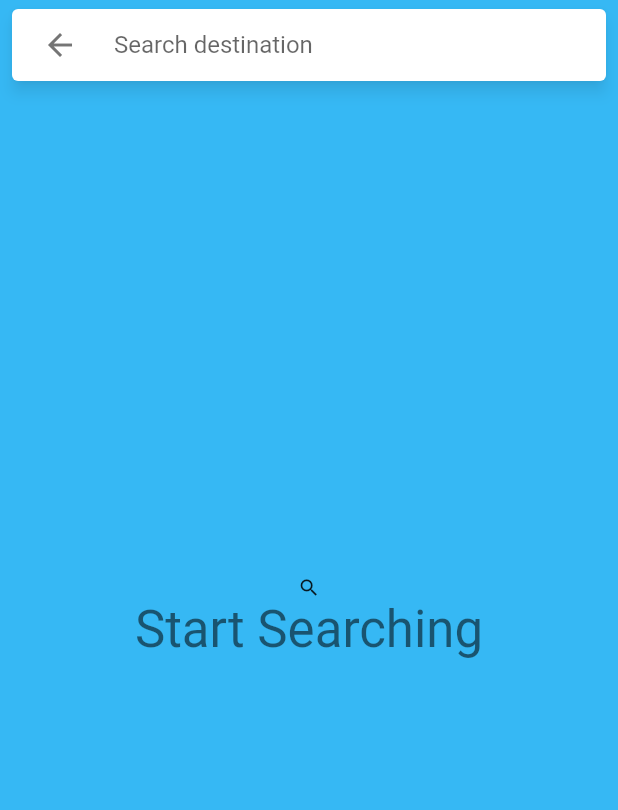
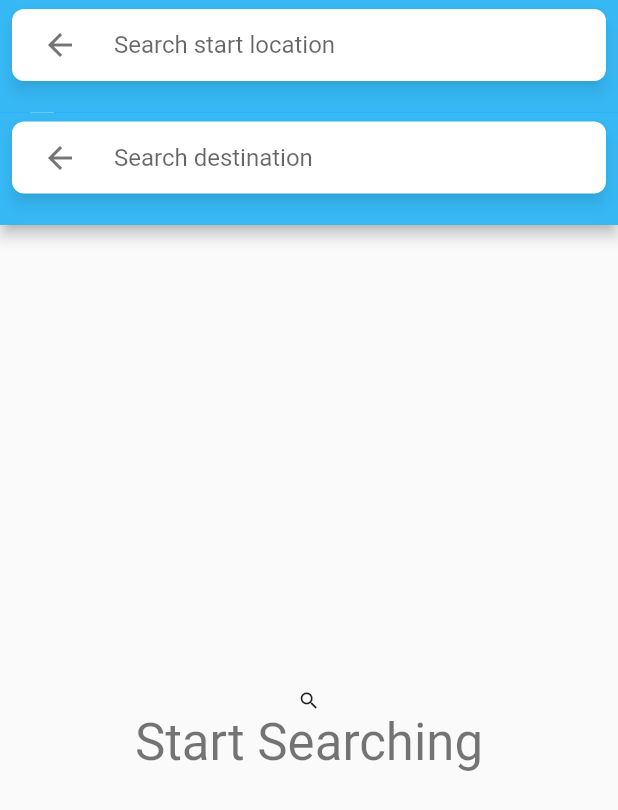
Before and after one commit to eeyla2/Final_year_projectt, a Flutter app: the DoubleSearchBarView screen opened by its route, on a phone screen of 412 x 824 dp. Shown: the top 810 px of the screen. Run offline on Flutter 3.47's test engine with Material 2 defaults, Android fonts, the phone set to English and light mode, and no system bars; drawn by our look-alikes of material_floating_search_bar; our stand-ins replace cloud_firestore, connectivity_plus, firebase_auth, firebase_core, flutter_spinkit, location and 2 more; missing offline and left inert: directed_graph; accounts and stored records are empty.

Commit message:
UI now has both search bars in a column

```diff
--- a/lib/views/maps/double_search_bar._view.dart
+++ b/lib/views/maps/double_search_bar._view.dart
@@ -156,30 +156,64 @@ class _DoubleSearchBarStateView extends State<DoubleSearchBarView> {
   @override
   Widget build(BuildContext context) {
     return Scaffold(
-      //appBar: AppBar(),
-      body: Column(
+      appBar: PreferredSize(
+        preferredSize: const Size.fromHeight(150),
+        child: AppBar(
+          toolbarHeight: 150,
+          actions: [
+            Column(
               mainAxisAlignment: MainAxisAlignment.end,
-        children: [
+              children: <Widget>[
                 Expanded(
                   child: Container(
                     height: double.infinity,
-              width:
-                  500.0, // change tomorrowwwwwwwwwwwwwwwwwwwwwwwwwwwwwwwwwwwwwwwwwww
+                    width: MediaQuery.of(context).size.height *
+                        0.5, // change tomorrowwwwwwwwwwwwwwwwwwwwwwwwwwwwwwwwwwwwwwwwwww
                     color: const Color.fromARGB(255, 54, 184, 244),
                     child: buildFloatingSearchBarStartLocation(context),
                   ),
                 ),
-          // Expanded(
-          //   child: Container(
-          //     height: double.infinity,
-          //     width:
-          //         500.0, // change tomorrowwwwwwwwwwwwwwwwwwwwwwwwwwwwwwwwwwwwwwwwwww
-          //     color: const Color.fromARGB(255, 54, 184, 244),
-          //     child: buildFloatingSearchBarDestination(context),
-          //   ),
-          // ),
+                Expanded(
+                  child: Container(
+                    height: double.infinity,
+                    width: MediaQuery.of(context).size.height *
+                        0.5, // change tomorrowwwwwwwwwwwwwwwwwwwwwwwwwwwwwwwwwwwwwwwwwww
+                    color: const Color.fromARGB(255, 54, 184, 244),
+                    child: buildFloatingSearchBarDestination(context),
+                  ),
+                ),
+              ],
+            )
           ],
         ),
+      ),
+      body: isSubmitted
+          ? SearchResultsListView(searchTerm: selectedTermStarting)
+          : const SearchResultsListView(searchTerm: null),
+
+      // body: Column(
+      //   mainAxisAlignment: MainAxisAlignment.end,
+      //   children: [
+      //     Expanded(
+      //       child: Container(
+      //         height: double.infinity,
+      //         width:
+      //             500.0, // change tomorrowwwwwwwwwwwwwwwwwwwwwwwwwwwwwwwwwwwwwwwwwww
+      //         color: const Color.fromARGB(255, 54, 184, 244),
+      //         child: buildFloatingSearchBarStartLocation(context),
+      //       ),
+      //     ),
+      //     // Expanded(
+      //     //   child: Container(
+      //     //     height: double.infinity,
+      //     //     width:
+      //     //         500.0, // change tomorrowwwwwwwwwwwwwwwwwwwwwwwwwwwwwwwwwwwwwwwwwww
+      //     //     color: const Color.fromARGB(255, 54, 184, 244),
+      //     //     child: buildFloatingSearchBarDestination(context),
+      //     //   ),
+      //     // ),
+      //   ],
+      // ),
     );
   }
 
@@ -192,7 +226,7 @@ class _DoubleSearchBarStateView extends State<DoubleSearchBarView> {
 
 //return a floating search bar
     return FloatingSearchBar(
-      hint: 'Search destination', // text shown inside search bar
+      hint: 'Search start location', // text shown inside search bar
       //all the characterstics of searchh bar
       scrollPadding: const EdgeInsets.only(top: 16, bottom: 56),
       transitionDuration: const Duration(milliseconds: 800),
@@ -200,8 +234,11 @@ class _DoubleSearchBarStateView extends State<DoubleSearchBarView> {
       physics: const BouncingScrollPhysics(),
       axisAlignment: isPortrait ? 0.0 : -1.0,
       openAxisAlignment: 0.0,
-      width: isPortrait ? 600 : 500,
+      width: MediaQuery.of(context).size.height * 0.5,
+      borderRadius: BorderRadius.circular(8),
+      //isPortrait ? 600 : 500,
       //height: double.infinity,
+      closeOnBackdropTap: true,
       debounceDelay: const Duration(milliseconds: 500),
       clearQueryOnClose: true, //check this again when needed
       controller: searchControllerStarting,
@@ -223,9 +260,9 @@ class _DoubleSearchBarStateView extends State<DoubleSearchBarView> {
         searchControllerStarting.close;
         searchControllerDestination.open();
       },
-      body: isSubmitted
-          ? SearchResultsListView(searchTerm: selectedTermStarting)
-          : SearchResultsListView(searchTerm: null),
+      // body: isSubmitted
+      //     ? SearchResultsListView(searchTerm: selectedTermStarting)
+      //     : const SearchResultsListView(searchTerm: null),
       // Specify a custom transition to be used for
       // animating between opened and closed stated.
       transition: CircularFloatingSearchBarTransition(),
@@ -312,15 +349,16 @@ class _DoubleSearchBarStateView extends State<DoubleSearchBarView> {
       axisAlignment: isPortrait ? 0.0 : -1.0,
       openAxisAlignment: 0.0,
       width: isPortrait ? 600 : 500,
+      borderRadius: BorderRadius.circular(8),
       //height: double.infinity,
       debounceDelay: const Duration(milliseconds: 500),
       clearQueryOnClose: true, //check this again when needed
       controller: searchControllerDestination,
       onQueryChanged: (query) {
         setState(() {
-          searchControllerDestination.open();
-          filteredSearchSuggestionsDestination =
-              filteredSearchTermDestination(filter: query);
+          // searchControllerDestination.open();
+          // filteredSearchSuggestionsDestination =
+          //     filteredSearchTermDestination(filter: query);
         });
         // Call your model, bloc, controller here.
       },
@@ -328,9 +366,9 @@ class _DoubleSearchBarStateView extends State<DoubleSearchBarView> {
       onSubmitted: (query) {
         setState(() {
           //addSearchTerm(query);
-          selectedTermDestination = query;
+          // selectedTermDestination = query;
         });
-        searchControllerDestination.close;
+        // searchControllerDestination.close;
       },
 
       // onFocusChanged: (isFocused) {
@@ -361,58 +399,44 @@ class _DoubleSearchBarStateView extends State<DoubleSearchBarView> {
             elevation: 4.0,
             child: Builder(
               builder: (context) {
-                if (filteredSearchSuggestionsDestination.isEmpty &&
-                    searchControllerDestination.query.isEmpty) {
-                  return Container(
-                    height: 56,
-                    width: double.infinity,
-                    alignment: Alignment.center,
-                    child: Text('',
-                        maxLines: 1,
-                        overflow: TextOverflow.ellipsis,
-                        style: Theme.of(context).textTheme.headlineSmall),
-                  );
-                } else if (filteredSearchSuggestionsDestination.isEmpty) {
+                if (filteredSearchSuggestionsStarting.isEmpty &&
+                    searchControllerStarting.query.isEmpty) {
+                  //return empty widget
+                  return nil;
+                }
+                //when the result does not match anything from the list
+                else if (filteredSearchSuggestionsStarting.isEmpty) {
+                  //display what ever is being typed
                   return ListTile(
-                    title: Text(searchControllerDestination.query),
+                    title: Text(searchControllerStarting.query),
                     leading: const Icon(Icons.search),
                     onTap: () {
                       setState(() {
-                        // addSearchTermDestination(
-                        //     searchControllerDestination.query);
-                        // selectedTermDestination =
-                        //     searchControllerDestination.query;
+                        addSearchTermStarting(searchControllerStarting.query);
+                        selectedTermStarting = searchControllerStarting.query;
                       });
-                      // searchControllerDestination.close();
+                      searchControllerStarting.close();
                     },
                   );
                 } else {
                   return Column(
                     mainAxisSize: MainAxisSize.min,
-                    children: filteredSearchSuggestionsDestination
+                    children: filteredSearchSuggestionsStarting
                         .map(
                           (term) => ListTile(
+                            //display drop down list tiles
                             title: Text(
                               term,
                               maxLines: 1,
                               overflow: TextOverflow.ellipsis,
                             ),
                             leading: const Icon(Icons.history),
-                            trailing: IconButton(
-                              icon: const Icon(Icons.clear),
-                              onPressed: () {
-                                setState(() {
-                                  //deleteSearchTerm(term);
-                                  // searchControllerDestination.close();
-                                });
-                              },
-                            ),
                             onTap: () {
                               setState(() {
-                                // putSearchTermFirstDestination(term);
-                                // selectedTermDestination = term;
+                                putSearchTermFirstStarting(term);
+                                selectedTermStarting = term;
                               });
-                              // searchControllerDestination.close();
+                              searchControllerStarting.close();
                             },
                           ),
                         )
@@ -471,3 +495,6 @@ class SearchResultsListView extends StatelessWidget {
     );
   }
 }
+// searchTerm?.isEmpty ?? true
+//               ? const Text('University Park Campus')
+//               : const Text(''),
--- a/lib/views/maps/maps_view.dart
+++ b/lib/views/maps/maps_view.dart
@@ -261,6 +261,7 @@ class _MainViewState extends State<MainView> {
       debounceDelay: const Duration(milliseconds: 500),
       clearQueryOnClose: true, //check this again when needed
       controller: searchController,
+      borderRadius: BorderRadius.circular(15),
       onQueryChanged: (query) {
         // setState(() {
         //   searchController.open();
@@ -278,8 +279,9 @@ class _MainViewState extends State<MainView> {
       // },
       onFocusChanged: (isFocused) {
         SchedulerBinding.instance.addPostFrameCallback((_) {
-          Navigator.of(context).pushNamed(
+          Navigator.of(context).pushNamedAndRemoveUntil(
             doubleSearchBarRoute,
+            (_) => false,
           );
           //FocusManager.instance.primaryFocus?.unfocus();
         });
```
Lines whose indentation alone changed are shown as unchanged.
